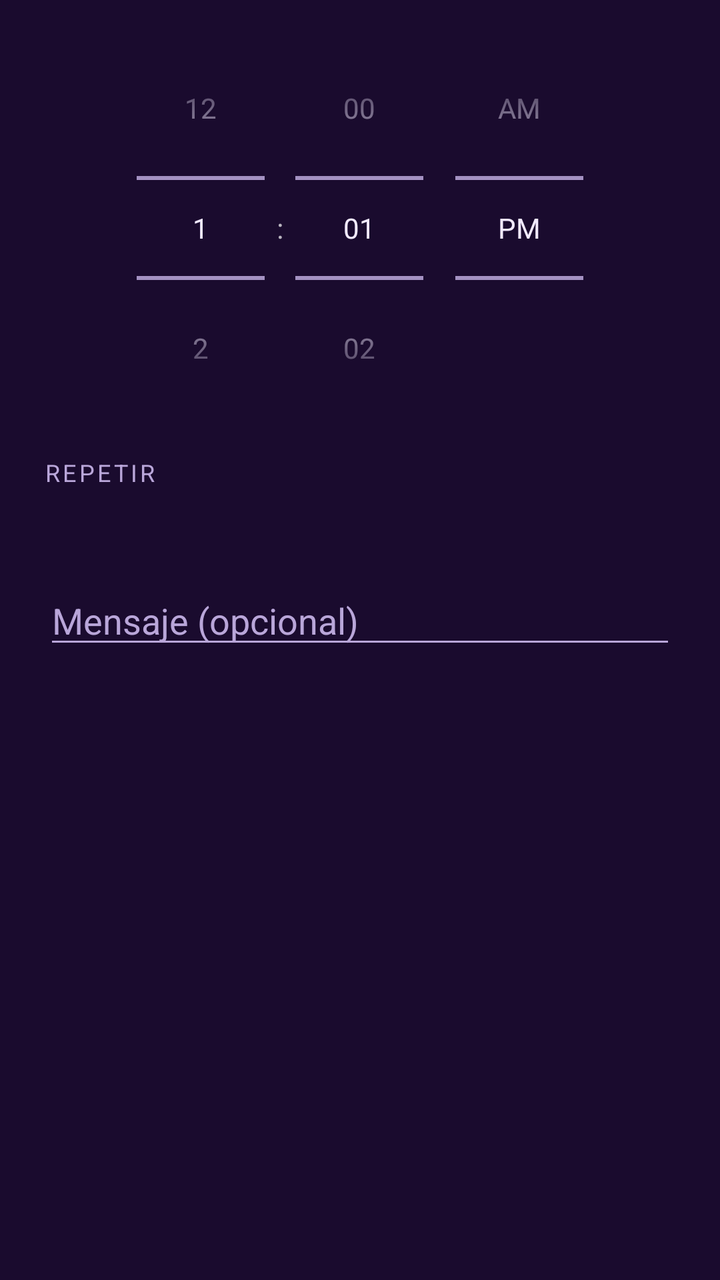
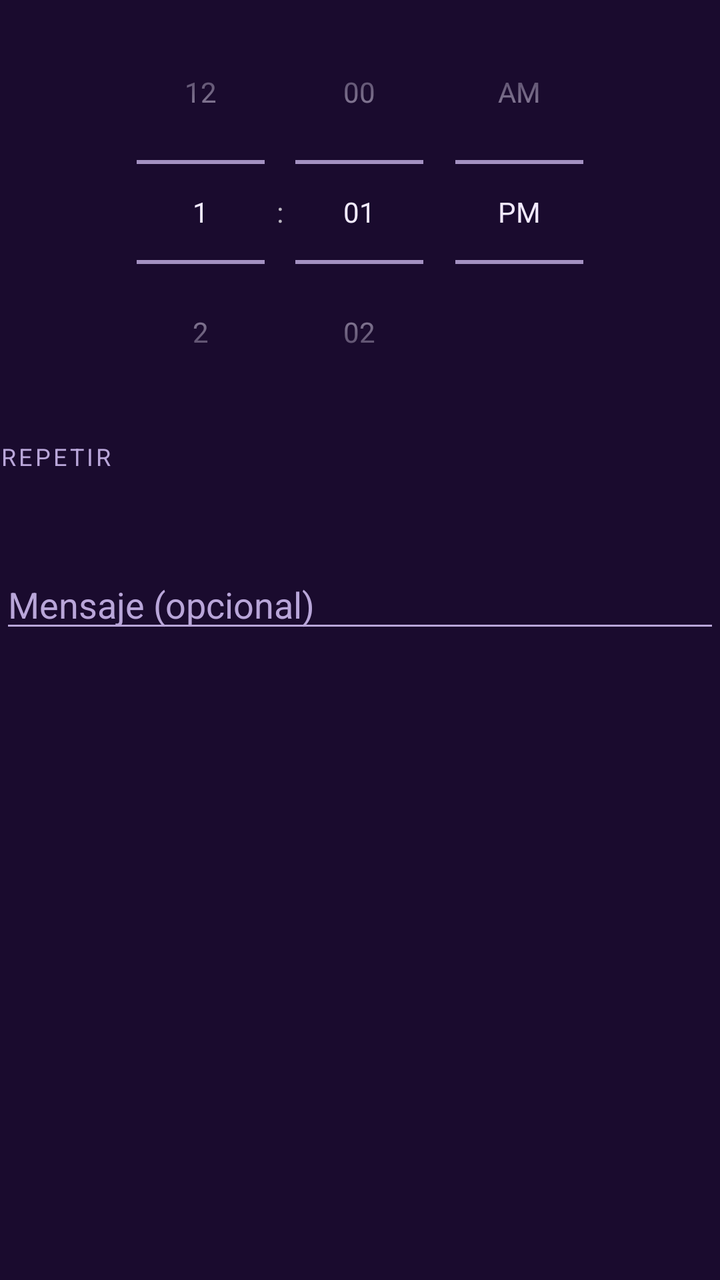

Compare the two renders of this Android layout. The source of the first and the diff that turns it into the second are given below.
<!-- AndroidManifest.xml: application theme Theme.Sonadero -->
<!-- res/layout/dialog_alarm.xml -->
<?xml version="1.0" encoding="utf-8"?>
<ScrollView xmlns:android="http://schemas.android.com/apk/res/android"
    android:layout_width="match_parent"
    android:layout_height="wrap_content">

    <LinearLayout
        android:layout_width="match_parent"
        android:layout_height="wrap_content"
        android:orientation="vertical"
        android:paddingStart="22dp"
        android:paddingEnd="22dp"
        android:paddingTop="8dp">

        <TimePicker
            android:id="@+id/timePicker"
            android:layout_width="wrap_content"
            android:layout_height="wrap_content"
            android:layout_gravity="center_horizontal"
            android:timePickerMode="spinner" />

        <TextView
            android:layout_width="wrap_content"
            android:layout_height="wrap_content"
            android:layout_marginTop="8dp"
            style="@style/Label"
            android:text="Repetir" />

        <LinearLayout
            android:id="@+id/dayRow"
            android:layout_width="match_parent"
            android:layout_height="wrap_content"
            android:layout_marginTop="8dp"
            android:orientation="horizontal" />

        <TextView
            android:id="@+id/tvRepeatHint"
            android:layout_width="wrap_content"
            android:layout_height="wrap_content"
            android:layout_marginTop="6dp"
            android:textColor="@color/mist"
            android:textSize="13sp" />

        <EditText
            android:id="@+id/etLabel"
            android:layout_width="match_parent"
            android:layout_height="wrap_content"
            android:layout_marginTop="12dp"
            android:hint="Mensaje (opcional)"
            android:inputType="textCapSentences"
            android:singleLine="true" />
    </LinearLayout>
</ScrollView>
<!-- resources referenced by this layout -->
<resources>
  <color name="mist">#B9A6D9</color>
  <style name="Label">
          <item name="android:textColor">@color/mist</item>
          <item name="android:textSize">12sp</item>
          <item name="android:letterSpacing">0.12</item>
          <item name="android:textAllCaps">true</item>
      </style>
  <style name="Theme.Sonadero" parent="android:Theme.Material.NoActionBar">
          <item name="android:colorPrimary">@color/dusk</item>
          <item name="android:colorPrimaryDark">@color/night</item>
          <item name="android:colorAccent">@color/neon</item>
          <item name="android:colorBackground">@color/night</item>
          <item name="android:windowBackground">@color/night</item>
          <item name="android:statusBarColor">@color/night</item>
          <item name="android:navigationBarColor">@color/night</item>
          <item name="android:textColorPrimary">@color/ink</item>
          <item name="android:textColorSecondary">@color/mist</item>
          <item name="android:textColorHint">@color/mist</item>
          <item name="android:colorControlNormal">@color/mist</item>
          <item name="android:colorControlActivated">@color/neon</item>
          <item name="android:alertDialogTheme">@style/Dialog</item>
      </style>
  <color name="dusk">#2A1450</color>
  <color name="night">#1A0B2E</color>
  <color name="neon">#E4FF1A</color>
  <color name="ink">#F2EAFF</color>
  <style name="Dialog" parent="android:Theme.Material.Dialog.Alert">
          <item name="android:colorAccent">@color/neon</item>
          <item name="android:colorBackground">@color/dusk</item>
          <item name="android:textColorPrimary">@color/ink</item>
          <item name="android:textColorSecondary">@color/mist</item>
          <item name="android:colorControlActivated">@color/neon</item>
          <item name="android:colorControlNormal">@color/mist</item>
      </style>
</resources>

<!-- the commit's change to res/layout/dialog_alarm.xml (unified diff, before → after) -->
@@ -7,9 +7,9 @@
         android:layout_width="match_parent"
         android:layout_height="wrap_content"
         android:orientation="vertical"
-        android:paddingStart="22dp"
-        android:paddingEnd="22dp"
-        android:paddingTop="8dp">
+        android:paddingStart="0dp"
+        android:paddingEnd="0dp"
+        android:paddingTop="0dp">
 
         <TimePicker
             android:id="@+id/timePicker"
